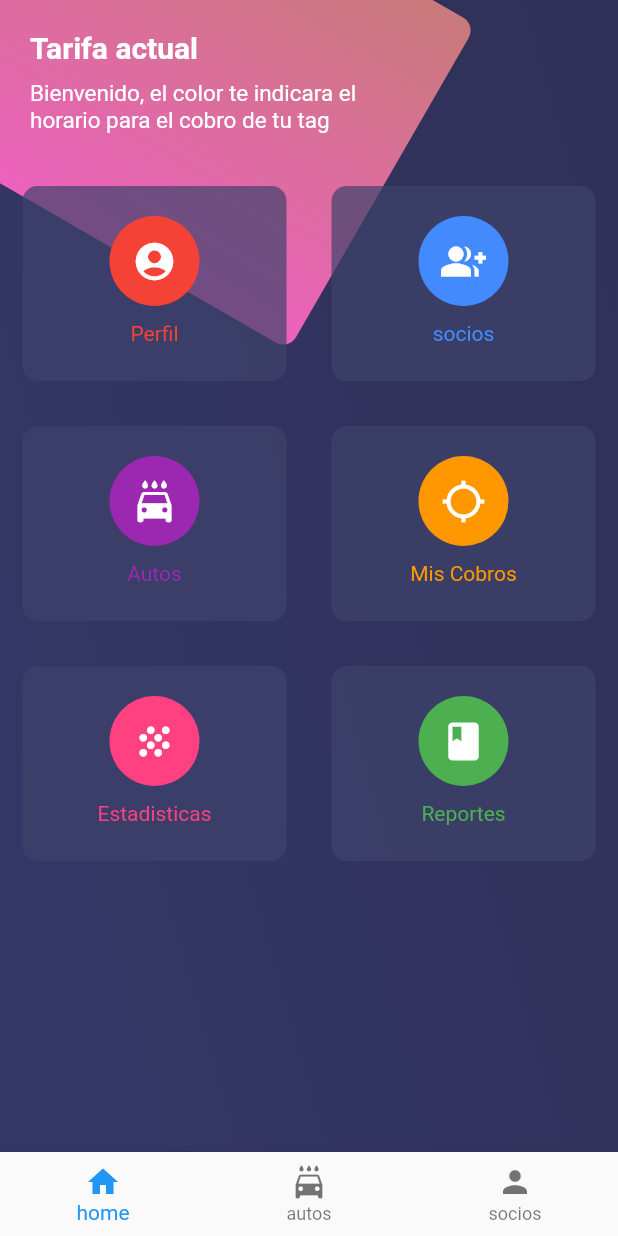
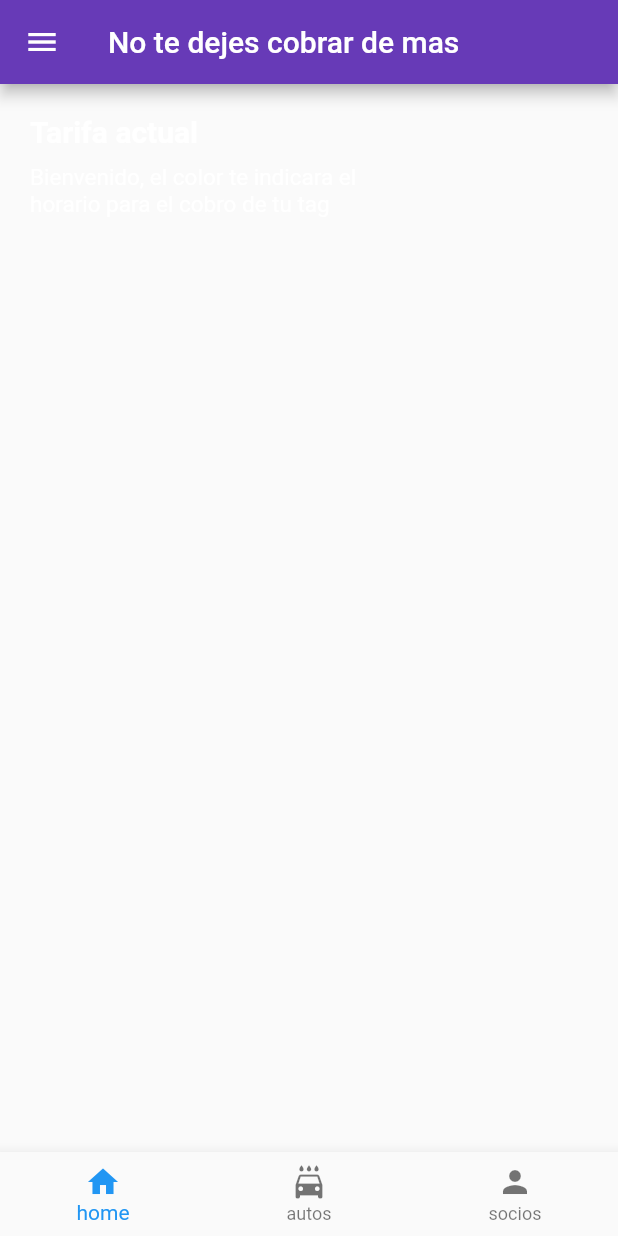
Before and after one commit to martin281992/tesis, a Flutter app: the screen it shows after launch, on a phone screen of 412 x 824 dp. Run offline on Flutter 3.47's test engine with Material 2 defaults, Android fonts, the phone set to English and light mode, and no system bars; our stand-ins replace rxdart, shared_preferences, sqflite; accounts and stored records are empty; statements that could not run were skipped.

Commit message:
add drawer to HomePageTagit
clean scaffold.

```diff
--- a/lib/src/pages/home.dart
+++ b/lib/src/pages/home.dart
@@ -6,20 +6,26 @@ class HomePageTagit extends StatelessWidget {
   @override
   Widget build(BuildContext context) {
     return Scaffold(
+       appBar: AppBar(
+        title: Text('No te dejes cobrar de mas'),
+        backgroundColor: Colors.deepPurple,
+      ),
+      drawer: _newMenu(context),
       body: Stack(
         children: <Widget>[
-          _fondoApp(),
+          //_fondoApp(),
+
           SingleChildScrollView(
             child: Column(
               children: <Widget>[
                 _titulos(),
-                _botonesHome(context),
+                //_botonesHome(context),
               ],
             ),
           )
         ],
       ),
-     // bottomNavigationBar: _buttonNavigatorBar(context),
+      // bottomNavigationBar: _buttonNavigatorBar(context),
     );
   }
 
@@ -171,4 +177,43 @@ class HomePageTagit extends StatelessWidget {
       ),
     );
   }
+
+  Drawer _newMenu(BuildContext context) {
+    return Drawer(
+      child: ListView(
+        padding: EdgeInsets.zero,
+        children: <Widget>[
+          DrawerHeader(
+            child: Container(),
+            decoration: BoxDecoration(
+              image: DecorationImage(
+                image: AssetImage('asset/fondo2.jpg'),
+                fit: BoxFit.cover
+              )
+            ),
+          ),
+
+          ListTile(
+            leading: Icon(Icons.pages, color: Colors.deepPurple),
+            title: Text('Mi informacion'),
+            onTap: (){},
+          ),
+
+          ListTile(
+            leading: Icon(Icons.pages, color: Colors.deepPurple),
+            title: Text('Mis Rutas'),
+            onTap: (){},
+          ),
+
+          ListTile(
+            leading: Icon(Icons.pages, color: Colors.deepPurple),
+            title: Text('Mis socios'),
+            onTap: (){
+               Navigator.pushNamed(context, 'socios');
+            },
+          ),
+        ],
+      ),
+    );
+  }
 }
```
